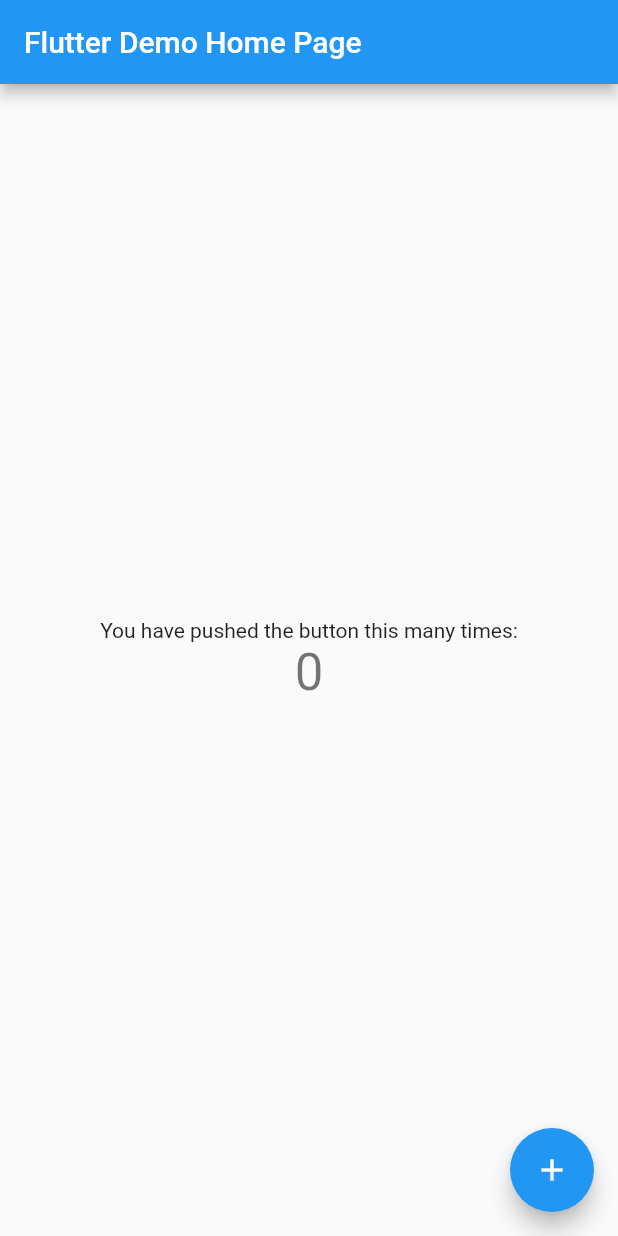
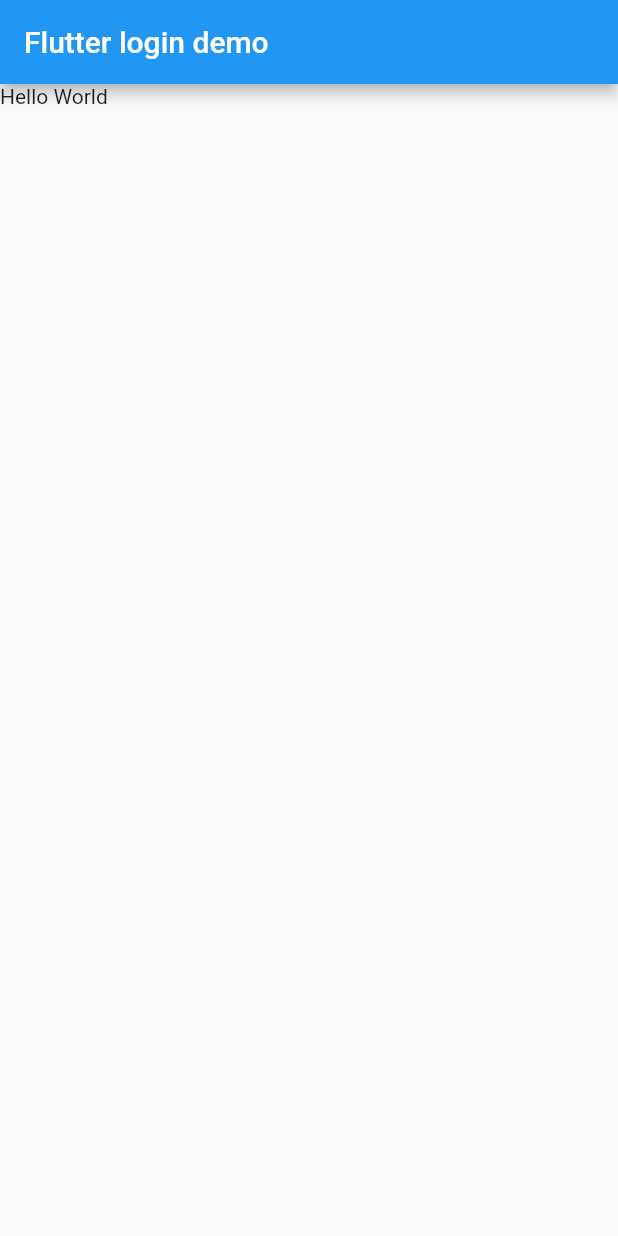
Before and after one commit to kmamamori/flutter_SakeShochu, a Flutter app: the screen it shows after launch, on a phone screen of 412 x 824 dp. Run offline on Flutter 3.47's test engine with Material 2 defaults, Android fonts, the phone set to English and light mode, and no system bars.

Commit message:
Added auth_iu folder for login

```diff
--- /dev/null
+++ b/lib/auth_ui/login.dart
@@ -0,0 +1,16 @@
+import 'package:flutter/material.dart';
+
+class Login extends StatelessWidget {
+
+  @override
+  Widget build(BuildContext context) {
+    return new Scaffold(
+      appBar: new AppBar(
+        title: new Text("Flutter login demo"),
+      ),
+      body: new Container(
+        child: new Text("Hello World"),
+      ),
+    );
+  }
+}
--- a/lib/main.dart
+++ b/lib/main.dart
@@ -1,111 +1,18 @@
 import 'package:flutter/material.dart';
+import 'auth_ui/login.dart';
 
-void main() => runApp(MyApp());
+void main() => runApp(new MyApp());
 
 class MyApp extends StatelessWidget {
-  // This widget is the root of your application.
+
   @override
   Widget build(BuildContext context) {
-    return MaterialApp(
-      title: 'Flutter Demo',
-      theme: ThemeData(
-        // This is the theme of your application.
-        //
-        // Try running your application with "flutter run". You'll see the
-        // application has a blue toolbar. Then, without quitting the app, try
-        // changing the primarySwatch below to Colors.green and then invoke
-        // "hot reload" (press "r" in the console where you ran "flutter run",
-        // or simply save your changes to "hot reload" in a Flutter IDE).
-        // Notice that the counter didn't reset back to zero; the application
-        // is not restarted.
+    return new MaterialApp(
+      title: 'Flutter Login Demo',
+      theme: new ThemeData(
         primarySwatch: Colors.blue,
       ),
-      home: MyHomePage(title: 'Flutter Demo Home Page'),
+      home: new Login()
     );
   }
 }
-
-class MyHomePage extends StatefulWidget {
-  MyHomePage({Key key, this.title}) : super(key: key);
-
-  // This widget is the home page of your application. It is stateful, meaning
-  // that it has a State object (defined below) that contains fields that affect
-  // how it looks.
-
-  // This class is the configuration for the state. It holds the values (in this
-  // case the title) provided by the parent (in this case the App widget) and
-  // used by the build method of the State. Fields in a Widget subclass are
-  // always marked "final".
-
-  final String title;
-
-  @override
-  _MyHomePageState createState() => _MyHomePageState();
-}
-
-class _MyHomePageState extends State<MyHomePage> {
-  int _counter = 0;
-
-  void _incrementCounter() {
-    setState(() {
-      // This call to setState tells the Flutter framework that something has
-      // changed in this State, which causes it to rerun the build method below
-      // so that the display can reflect the updated values. If we changed
-      // _counter without calling setState(), then the build method would not be
-      // called again, and so nothing would appear to happen.
-      _counter++;
-    });
-  }
-
-  @override
-  Widget build(BuildContext context) {
-    // This method is rerun every time setState is called, for instance as done
-    // by the _incrementCounter method above.
-    //
-    // The Flutter framework has been optimized to make rerunning build methods
-    // fast, so that you can just rebuild anything that needs updating rather
-    // than having to individually change instances of widgets.
-    return Scaffold(
-      appBar: AppBar(
-        // Here we take the value from the MyHomePage object that was created by
-        // the App.build method, and use it to set our appbar title.
-        title: Text(widget.title),
-      ),
-      body: Center(
-        // Center is a layout widget. It takes a single child and positions it
-        // in the middle of the parent.
-        child: Column(
-          // Column is also a layout widget. It takes a list of children and
-          // arranges them vertically. By default, it sizes itself to fit its
-          // children horizontally, and tries to be as tall as its parent.
-          //
-          // Invoke "debug painting" (press "p" in the console, choose the
-          // "Toggle Debug Paint" action from the Flutter Inspector in Android
-          // Studio, or the "Toggle Debug Paint" command in Visual Studio Code)
-          // to see the wireframe for each widget.
-          //
-          // Column has various properties to control how it sizes itself and
-          // how it positions its children. Here we use mainAxisAlignment to
-          // center the children vertically; the main axis here is the vertical
-          // axis because Columns are vertical (the cross axis would be
-          // horizontal).
-          mainAxisAlignment: MainAxisAlignment.center,
-          children: <Widget>[
-            Text(
-              'You have pushed the button this many times:',
-            ),
-            Text(
-              '$_counter',
-              style: Theme.of(context).textTheme.display1,
-            ),
-          ],
-        ),
-      ),
-      floatingActionButton: FloatingActionButton(
-        onPressed: _incrementCounter,
-        tooltip: 'Increment',
-        child: Icon(Icons.add),
-      ), // This trailing comma makes auto-formatting nicer for build methods.
-    );
-  }
-}
```
